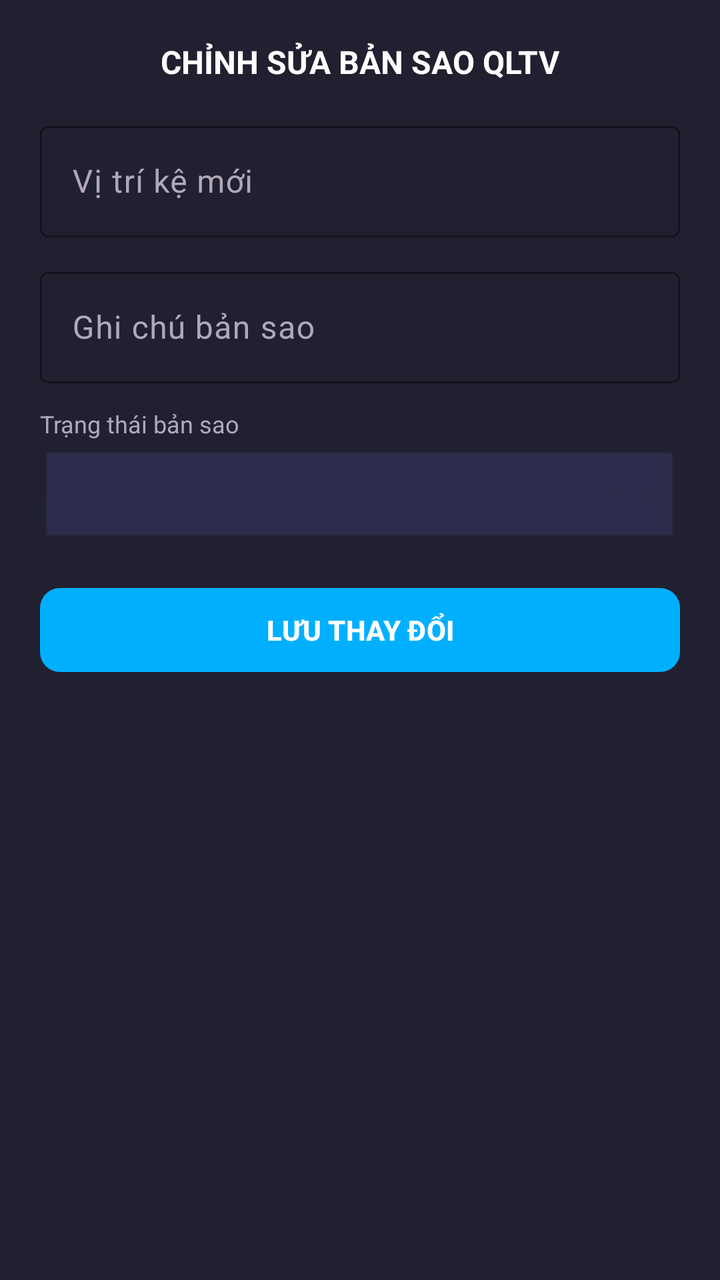
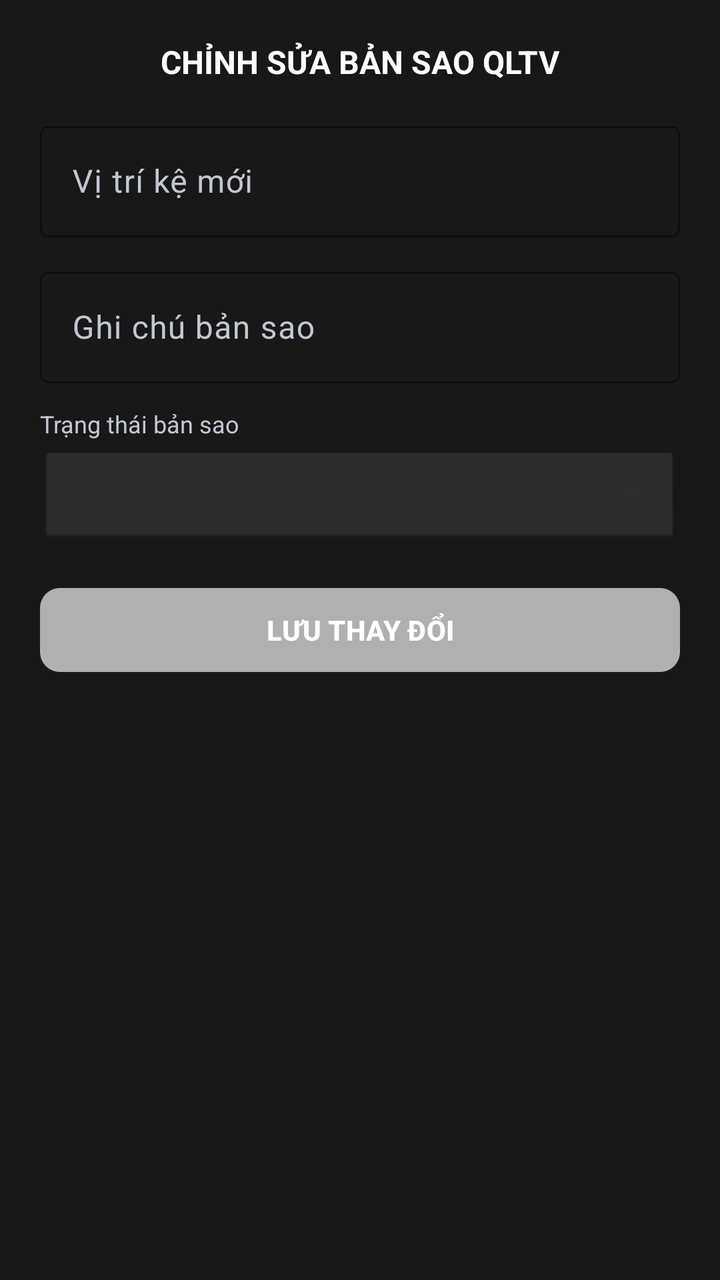

Screens rendered from an Android XML layout before and after an edit, with the pre-edit source and the edit as a unified diff.
<!-- AndroidManifest.xml: application theme Theme.QLTV -->
<!-- res/layout/dialog_edit_copy.xml -->
<?xml version="1.0" encoding="utf-8"?>
<LinearLayout xmlns:android="http://schemas.android.com/apk/res/android"
    xmlns:app="http://schemas.android.com/apk/res-auto"
    android:layout_width="match_parent"
    android:layout_height="wrap_content"
    android:background="#212030"
    android:orientation="vertical"
    android:padding="20dp">

    <TextView
        android:layout_width="wrap_content"
        android:layout_height="wrap_content"
        android:layout_gravity="center"
        android:layout_marginBottom="16dp"
        android:text="CHỈNH SỬA BẢN SAO QLTV"
        android:textColor="#FFFFFF"
        android:textSize="16sp"
        android:textStyle="bold" />

    
    <com.google.android.material.textfield.TextInputLayout
        style="@style/Widget.Material3.TextInputLayout.OutlinedBox"
        android:layout_width="match_parent"
        android:layout_height="wrap_content"
        android:layout_marginBottom="12dp"
        android:hint="Vị trí kệ mới"
        android:textColorHint="#B0A8B9"
        app:boxStrokeColor="#6C63FF"
        app:boxStrokeWidthFocused="2dp"
        app:hintTextColor="#6C63FF">

        <com.google.android.material.textfield.TextInputEditText
            android:id="@+id/edtEditCopyViTri"
            android:layout_width="match_parent"
            android:layout_height="wrap_content"
            android:textColor="#FFFFFF" />
    </com.google.android.material.textfield.TextInputLayout>

    
    <com.google.android.material.textfield.TextInputLayout
        style="@style/Widget.Material3.TextInputLayout.OutlinedBox"
        android:layout_width="match_parent"
        android:layout_height="wrap_content"
        android:layout_marginBottom="12dp"
        android:hint="Ghi chú bản sao"
        android:textColorHint="#B0A8B9"
        app:boxStrokeColor="#6C63FF"
        app:boxStrokeWidthFocused="2dp"
        app:hintTextColor="#6C63FF">

        <com.google.android.material.textfield.TextInputEditText
            android:id="@+id/edtEditCopyGhiChu"
            android:layout_width="match_parent"
            android:layout_height="wrap_content"
            android:textColor="#FFFFFF" />
    </com.google.android.material.textfield.TextInputLayout>

    
    <TextView
        android:layout_width="wrap_content"
        android:layout_height="wrap_content"
        android:layout_marginBottom="4dp"
        android:text="Trạng thái bản sao"
        android:textColor="#B0A8B9"
        android:textSize="12sp" />

    <Spinner
        android:id="@+id/spinEditCopyStatus"
        android:layout_width="match_parent"
        android:layout_height="50dp"
        android:layout_marginBottom="16dp"
        android:background="@android:drawable/btn_dropdown"
        android:backgroundTint="#2E2C4D" />

    <com.google.android.material.button.MaterialButton
        android:id="@+id/btnSaveCopyEdit"
        android:layout_width="match_parent"
        android:layout_height="50dp"
        android:text="LƯU THAY ĐỔI"
        android:textColor="#FFFFFF"
        android:textStyle="bold"
        app:backgroundTint="#00B0FF"
        app:cornerRadius="10dp" />

</LinearLayout>
<!-- resources referenced by this layout -->
<resources>
  <style name="Theme.QLTV" parent="Base.Theme.QLTV" />
  <style name="Base.Theme.QLTV" parent="Theme.Material3.DayNight.NoActionBar">
          
          
      </style>
</resources>

<!-- the commit's change to res/layout/dialog_edit_copy.xml (unified diff, before → after) -->
@@ -3,7 +3,7 @@
     xmlns:app="http://schemas.android.com/apk/res-auto"
     android:layout_width="match_parent"
     android:layout_height="wrap_content"
-    android:background="#212030"
+    android:background="#181818"
     android:orientation="vertical"
     android:padding="20dp">
 
@@ -24,10 +24,10 @@
         android:layout_height="wrap_content"
         android:layout_marginBottom="12dp"
         android:hint="Vị trí kệ mới"
-        android:textColorHint="#B0A8B9"
-        app:boxStrokeColor="#6C63FF"
+        android:textColorHint="#C5C5D2"
+        app:boxStrokeColor="#FFFFFF"
         app:boxStrokeWidthFocused="2dp"
-        app:hintTextColor="#6C63FF">
+        app:hintTextColor="#FFFFFF">
 
         <com.google.android.material.textfield.TextInputEditText
             android:id="@+id/edtEditCopyViTri"
@@ -43,10 +43,10 @@
         android:layout_height="wrap_content"
         android:layout_marginBottom="12dp"
         android:hint="Ghi chú bản sao"
-        android:textColorHint="#B0A8B9"
-        app:boxStrokeColor="#6C63FF"
+        android:textColorHint="#C5C5D2"
+        app:boxStrokeColor="#FFFFFF"
         app:boxStrokeWidthFocused="2dp"
-        app:hintTextColor="#6C63FF">
+        app:hintTextColor="#FFFFFF">
 
         <com.google.android.material.textfield.TextInputEditText
             android:id="@+id/edtEditCopyGhiChu"
@@ -61,7 +61,7 @@
         android:layout_height="wrap_content"
         android:layout_marginBottom="4dp"
         android:text="Trạng thái bản sao"
-        android:textColor="#B0A8B9"
+        android:textColor="#C5C5D2"
         android:textSize="12sp" />
 
     <Spinner
@@ -70,7 +70,7 @@
         android:layout_height="50dp"
         android:layout_marginBottom="16dp"
         android:background="@android:drawable/btn_dropdown"
-        android:backgroundTint="#2E2C4D" />
+        android:backgroundTint="#2D2D2D" />
 
     <com.google.android.material.button.MaterialButton
         android:id="@+id/btnSaveCopyEdit"
@@ -79,7 +79,7 @@
         android:text="LƯU THAY ĐỔI"
         android:textColor="#FFFFFF"
         android:textStyle="bold"
-        app:backgroundTint="#00B0FF"
+        app:backgroundTint="#B0B0B0"
         app:cornerRadius="10dp" />
 
 </LinearLayout>
